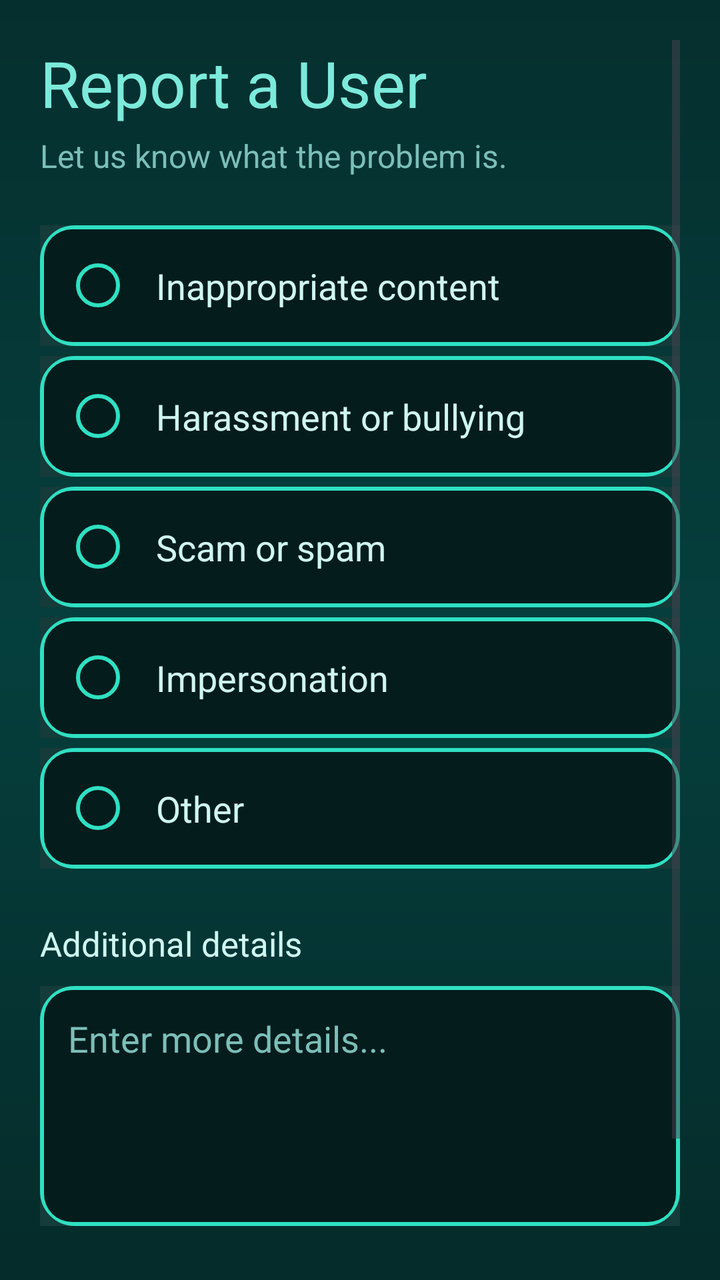
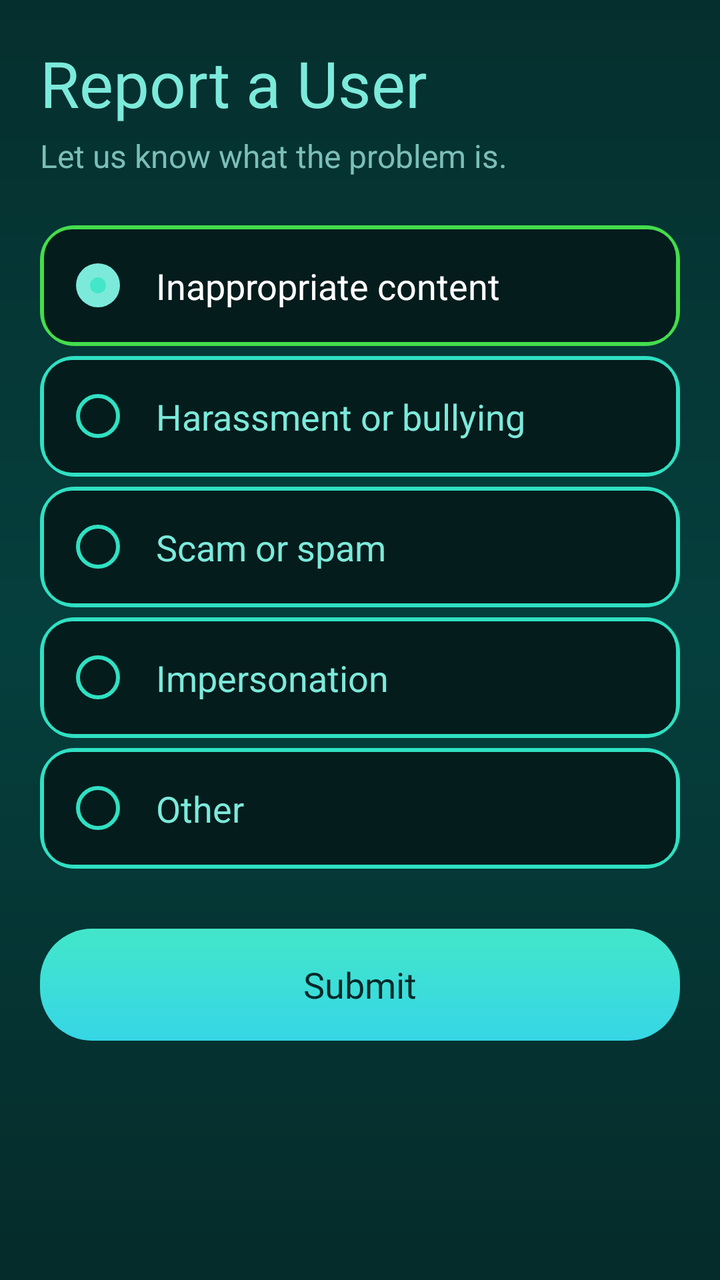

Compare the two renders of this Android layout. The source of the first and the diff that turns it into the second are given below.
<!-- AndroidManifest.xml: application theme Theme.SkillSwapAGenZSkillExchanger -->
<!-- res/layout/activity_report_user.xml -->
<?xml version="1.0" encoding="utf-8"?>
<ScrollView xmlns:android="http://schemas.android.com/apk/res/android"
    xmlns:app="http://schemas.android.com/apk/res-auto"
    android:layout_width="match_parent"
    android:layout_height="match_parent"
    android:background="@drawable/bg_gradient"
    android:padding="20dp">

    <androidx.constraintlayout.widget.ConstraintLayout
        android:layout_width="match_parent"
        android:layout_height="wrap_content">

        
        <TextView
            android:id="@+id/report_title"
            android:layout_width="0dp"
            android:layout_height="wrap_content"
            android:text="@string/report_user"
            android:textColor="@color/teal_light"
            android:textSize="32sp"
            app:layout_constraintTop_toTopOf="parent"
            app:layout_constraintStart_toStartOf="parent"
            app:layout_constraintEnd_toEndOf="parent" />

        
        <TextView
            android:id="@+id/report_sub"
            android:layout_width="0dp"
            android:layout_height="wrap_content"
            android:text="@string/report_user_sub"
            android:textColor="@color/text_secondary"
            android:textSize="16sp"
            android:layout_marginTop="4dp"
            app:layout_constraintTop_toBottomOf="@id/report_title"
            app:layout_constraintStart_toStartOf="parent"
            app:layout_constraintEnd_toEndOf="parent" />

        
        <RadioGroup
            android:id="@+id/report_options"
            android:layout_width="match_parent"
            android:layout_height="wrap_content"
            android:orientation="vertical"
            android:layout_marginTop="24dp"
            app:layout_constraintTop_toBottomOf="@id/report_sub"
            app:layout_constraintStart_toStartOf="parent"
            app:layout_constraintEnd_toEndOf="parent">

            <RadioButton
                android:id="@+id/option_inappropriate"
                style="@style/NeonRadioButton"
                android:layout_width="match_parent"
                android:layout_marginBottom="5dp"
                android:text="@string/opt_inappropriate" />

            <RadioButton
                android:id="@+id/option_bullying"
                style="@style/NeonRadioButton"
                android:layout_marginBottom="5dp"
                android:layout_width="match_parent"
                android:checked="true"
                android:text="@string/opt_bullying" />

            <RadioButton
                android:id="@+id/option_spam"
                style="@style/NeonRadioButton"
                android:layout_width="match_parent"
                android:layout_marginBottom="5dp"
                android:text="@string/opt_spam" />

            <RadioButton
                android:id="@+id/option_impersonation"
                style="@style/NeonRadioButton"
                android:layout_width="match_parent"
                android:layout_marginBottom="5dp"
                android:text="@string/opt_impersonation" />

            <RadioButton
                android:id="@+id/option_other"
                style="@style/NeonRadioButton"
                android:layout_width="match_parent"
                android:text="@string/opt_other" />
        </RadioGroup>

        
        <TextView
            android:id="@+id/additional_label"
            android:layout_width="wrap_content"
            android:layout_height="wrap_content"
            android:text="@string/additional_details"
            android:textColor="@color/text_primary"
            android:textSize="17sp"
            android:layout_marginTop="26dp"
            app:layout_constraintTop_toBottomOf="@id/report_options"
            app:layout_constraintStart_toStartOf="parent" />

        
        <EditText
            android:id="@+id/details_input"
            android:layout_width="0dp"
            android:layout_height="120dp"
            android:background="@drawable/neon_card"
            android:padding="14dp"
            android:textColor="@color/text_primary"
            android:textColorHint="@color/text_secondary"
            android:hint="Enter more details..."
            android:gravity="top"
            android:inputType="textMultiLine"
            android:layout_marginTop="10dp"
            app:layout_constraintTop_toBottomOf="@id/additional_label"
            app:layout_constraintStart_toStartOf="parent"
            app:layout_constraintEnd_toEndOf="parent" />

        
        <RelativeLayout
            android:id="@+id/submit_btn"
            android:layout_width="0dp"
            android:layout_height="56dp"
            android:layout_marginTop="30dp"
            android:background="@drawable/submit_button_bg"
            app:layout_constraintTop_toBottomOf="@id/details_input"
            app:layout_constraintStart_toStartOf="parent"
            app:layout_constraintEnd_toEndOf="parent">
            <TextView
                android:layout_width="wrap_content"
                android:layout_height="wrap_content"
                android:text="@string/submit"
                android:fontFamily="@font/nunito_semibold"
                android:textColor="@color/background_dark"
                android:textSize="18sp"
                android:layout_centerInParent="true"/>
        </RelativeLayout>

    </androidx.constraintlayout.widget.ConstraintLayout>

</ScrollView>
<!-- resources referenced by this layout -->
<resources>
  <color name="background_dark">#052829</color>
  <color name="teal_light">#7CEADB</color>
  <color name="text_primary">#CFF6F0</color>
  <color name="text_secondary">#7BBFB8</color>
  <!-- drawable bg_gradient (drawable) -->
  <?xml version="1.0" encoding="utf-8"?>
  <shape xmlns:android="http://schemas.android.com/apk/res/android" android:shape="rectangle">
      <gradient
          android:angle="270"
          android:startColor="@color/bg_start"
          android:centerColor="@color/bg_center"
          android:endColor="@color/bg_end" />
  </shape>
  <!-- drawable submit_button_bg (drawable) -->
  <?xml version="1.0" encoding="utf-8"?>
  <shape xmlns:android="http://schemas.android.com/apk/res/android">
      <gradient
          android:startColor="@color/teal_start"
          android:endColor="@color/teal_end"
          android:angle="270"/>
      <corners android:radius="26dp"/>
  </shape>
  <string name="additional_details">Additional details</string>
  <string name="opt_bullying">Harassment or bullying</string>
  <string name="opt_impersonation">Impersonation</string>
  <string name="opt_inappropriate">Inappropriate content</string>
  <string name="opt_other">Other</string>
  <string name="opt_spam">Scam or spam</string>
  <string name="report_user">Report a User</string>
  <string name="report_user_sub">Let us know what the problem is.</string>
  <string name="submit">Submit</string>
  <style name="NeonRadioButton" parent="Widget.AppCompat.CompoundButton.RadioButton">
          <item name="android:button">@null</item>
          <item name="android:background">@drawable/neon_card</item>
          <item name="android:padding">18dp</item>
          <item name="android:textColor">@color/text_primary</item>
          <item name="android:textSize">18sp</item>
          <item name="android:drawablePadding">18dp</item>
          <item name="android:gravity">center_vertical</item>
          <item name="android:drawableLeft">@drawable/radio_unchecked</item>
      </style>
  <style name="Theme.SkillSwapAGenZSkillExchanger" parent="Base.Theme.SkillSwapAGenZSkillExchanger" />
  <color name="bg_start">#052f2e</color>
  <color name="bg_center">#053f3d</color>
  <color name="bg_end">#052b2a</color>
  <color name="neon_stroke">#2FE0C2</color>
  <color name="teal_start">#43E6C9</color>
  <color name="teal_end">#36D6E6</color>
  <!-- drawable radio_unchecked (drawable) -->
  <?xml version="1.0" encoding="utf-8"?>
  <shape xmlns:android="http://schemas.android.com/apk/res/android">
      <size android:width="22dp" android:height="22dp"/>
      <stroke android:width="2dp" android:color="@color/neon_stroke"/>
      <solid android:color="@android:color/transparent"/>
      <corners android:radius="50dp"/>
  </shape>
  <style name="Base.Theme.SkillSwapAGenZSkillExchanger" parent="Theme.Material3.DayNight.NoActionBar">
          
          <item name="android:statusBarColor">#103238</item>
          
      </style>
  <!-- unchanged entries left out for length: 1 -->
</resources>

<!-- the commit's change to res/layout/activity_report_user.xml (unified diff, before → after) -->
@@ -20,7 +20,7 @@
             android:textSize="32sp"
             app:layout_constraintTop_toTopOf="parent"
             app:layout_constraintStart_toStartOf="parent"
-            app:layout_constraintEnd_toEndOf="parent" />
+             />
 
         
         <TextView
@@ -49,6 +49,7 @@
             <RadioButton
                 android:id="@+id/option_inappropriate"
                 style="@style/NeonRadioButton"
+                android:checked="true"
                 android:layout_width="match_parent"
                 android:layout_marginBottom="5dp"
                 android:text="@string/opt_inappropriate" />
@@ -58,7 +59,6 @@
                 style="@style/NeonRadioButton"
                 android:layout_marginBottom="5dp"
                 android:layout_width="match_parent"
-                android:checked="true"
                 android:text="@string/opt_bullying" />
 
             <RadioButton
@@ -91,6 +91,7 @@
             android:textColor="@color/text_primary"
             android:textSize="17sp"
             android:layout_marginTop="26dp"
+            android:visibility="gone"
             app:layout_constraintTop_toBottomOf="@id/report_options"
             app:layout_constraintStart_toStartOf="parent" />
 
@@ -107,6 +108,7 @@
             android:gravity="top"
             android:inputType="textMultiLine"
             android:layout_marginTop="10dp"
+            android:visibility="gone"
             app:layout_constraintTop_toBottomOf="@id/additional_label"
             app:layout_constraintStart_toStartOf="parent"
             app:layout_constraintEnd_toEndOf="parent" />
<!-- resource entries referenced after the edit -->
@@ -33,13 +33,13 @@
   <string name="submit">Submit</string>
   <style name="NeonRadioButton" parent="Widget.AppCompat.CompoundButton.RadioButton">
           <item name="android:button">@null</item>
-          <item name="android:background">@drawable/neon_card</item>
+          <item name="android:background">@drawable/neon_card_selector</item>
           <item name="android:padding">18dp</item>
-          <item name="android:textColor">@color/text_primary</item>
+          <item name="android:textColor">@color/radio_text_selector</item>
           <item name="android:textSize">18sp</item>
           <item name="android:drawablePadding">18dp</item>
           <item name="android:gravity">center_vertical</item>
-          <item name="android:drawableLeft">@drawable/radio_unchecked</item>
+          <item name="android:drawableLeft">@drawable/radio_selector</item>
       </style>
   <style name="Theme.SkillSwapAGenZSkillExchanger" parent="Base.Theme.SkillSwapAGenZSkillExchanger" />
   <color name="bg_start">#052f2e</color>
@@ -48,6 +48,13 @@
   <color name="neon_stroke">#2FE0C2</color>
   <color name="teal_start">#43E6C9</color>
   <color name="teal_end">#36D6E6</color>
+  <!-- drawable neon_card_selector: vector/xml drawable (drawable, 2047 chars, omitted) -->
+  <!-- drawable radio_selector (drawable) -->
+  <?xml version="1.0" encoding="utf-8"?>
+  <selector xmlns:android="http://schemas.android.com/apk/res/android">
+      <item android:drawable="@drawable/radio_checked" android:state_checked="true"/>
+      <item android:drawable="@drawable/radio_unchecked" android:state_checked="false"/>
+  </selector>
   <!-- drawable radio_unchecked (drawable) -->
   <?xml version="1.0" encoding="utf-8"?>
   <shape xmlns:android="http://schemas.android.com/apk/res/android">
@@ -61,6 +68,26 @@
           <item name="android:statusBarColor">#103238</item>
           
       </style>
+  <!-- drawable radio_checked (drawable) -->
+  <?xml version="1.0" encoding="utf-8"?>
+  <layer-list xmlns:android="http://schemas.android.com/apk/res/android">
+  
+      <item>
+          <shape>
+              <size android:width="22dp" android:height="22dp"/>
+              <solid android:color="@color/teal_light"/>
+              <corners android:radius="50dp"/>
+          </shape>
+      </item>
+  
+      <item android:width="8dp" android:height="8dp" android:gravity="center">
+          <shape>
+              <solid android:color="@color/teal_start"/>
+              <corners android:radius="50dp"/>
+          </shape>
+      </item>
+  
+  </layer-list>
   <!-- unchanged entries left out for length: 1 -->
 </resources>
 
